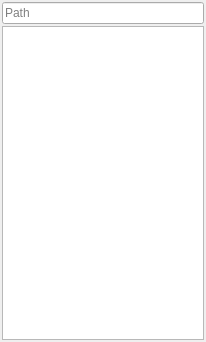
sjuvonen/coquillo, file src/ui/DirectorySelector.ui: the form before one commit.
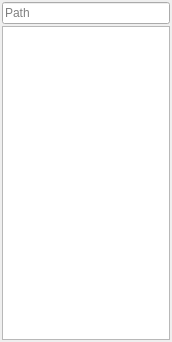
The form after the commit.

Patch:
```diff
--- a/src/ui/DirectorySelector.ui
+++ b/src/ui/DirectorySelector.ui
@@ -6,7 +6,7 @@
    <rect>
     <x>0</x>
     <y>0</y>
-    <width>206</width>
+    <width>172</width>
     <height>342</height>
    </rect>
   </property>
```
